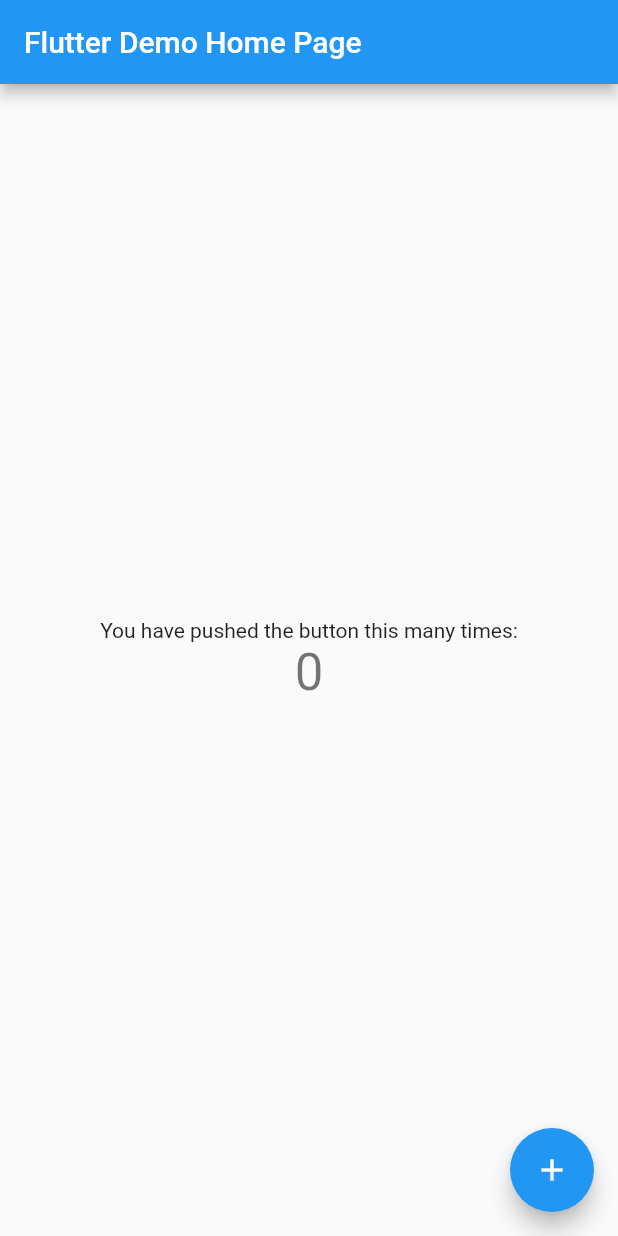
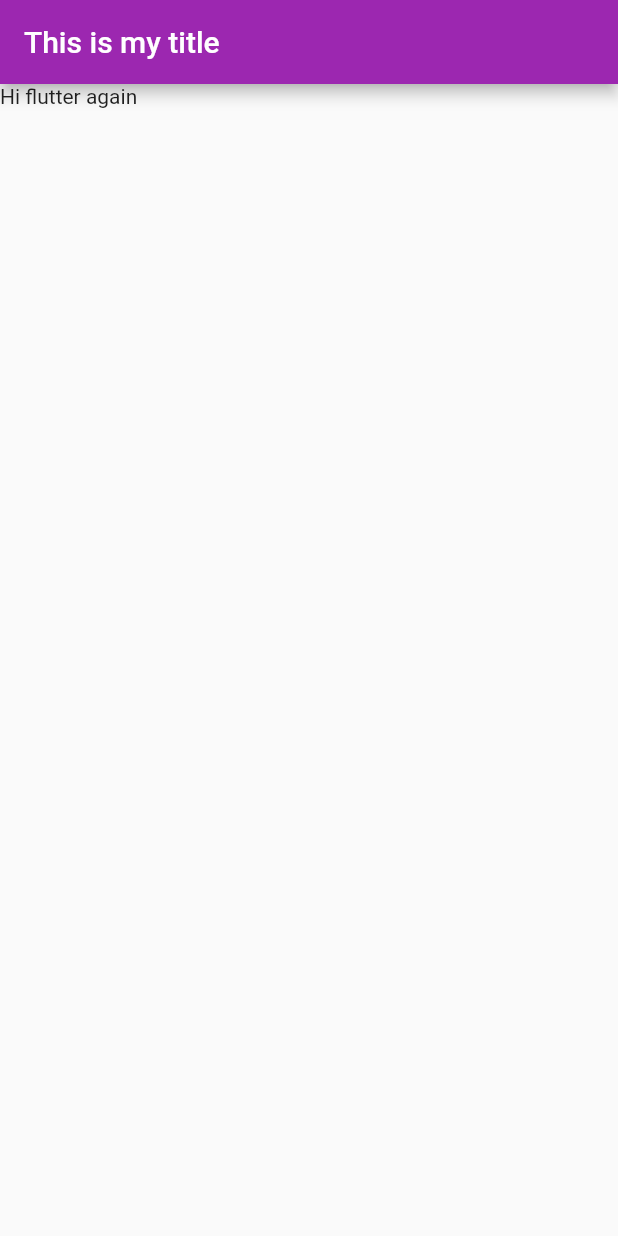
Before and after one commit to abhinavmanocha/awesome_flutterApp, a Flutter app: the screen it shows after launch, on a phone screen of 412 x 824 dp. Run offline on Flutter 3.47's test engine with Material 2 defaults, Android fonts, the phone set to English and light mode, and no system bars.

Commit message:
Created my first stateless widget

```diff
--- a/lib/main.dart
+++ b/lib/main.dart
@@ -1,115 +1,27 @@
 import 'package:flutter/material.dart';
 
 void main() {
-  runApp(const MyApp());
+  runApp(MaterialApp(
+  home: const HomePage(),
+    theme: ThemeData(
+    primarySwatch: Colors.purple,
+  ),
+  ));
 }
 
-class MyApp extends StatelessWidget {
-  const MyApp({Key? key}) : super(key: key);
+//Not supposed to change, this is stateless
+class HomePage extends StatelessWidget {
+  const HomePage({Key? key}) : super(key: key);
 
-  // This widget is the root of your application.
   @override
   Widget build(BuildContext context) {
-    return MaterialApp(
-      title: 'Flutter Demo',
-      theme: ThemeData(
-        // This is the theme of your application.
-        //
-        // Try running your application with "flutter run". You'll see the
-        // application has a blue toolbar. Then, without quitting the app, try
-        // changing the primarySwatch below to Colors.green and then invoke
-        // "hot reload" (press "r" in the console where you ran "flutter run",
-        // or simply save your changes to "hot reload" in a Flutter IDE).
-        // Notice that the counter didn't reset back to zero; the application
-        // is not restarted.
-        primarySwatch: Colors.blue,
-      ),
-      home: const MyHomePage(title: 'Flutter Demo Home Page'),
+    return Scaffold(
+      appBar: AppBar(
+        title: const Text("This is my title"),
+        ),
+        body: Container(
+          child: const Text("Hi flutter again"),
+        ),
     );
   }
 }
-
-class MyHomePage extends StatefulWidget {
-  const MyHomePage({Key? key, required this.title}) : super(key: key);
-
-  // This widget is the home page of your application. It is stateful, meaning
-  // that it has a State object (defined below) that contains fields that affect
-  // how it looks.
-
-  // This class is the configuration for the state. It holds the values (in this
-  // case the title) provided by the parent (in this case the App widget) and
-  // used by the build method of the State. Fields in a Widget subclass are
-  // always marked "final".
-
-  final String title;
-
-  @override
-  State<MyHomePage> createState() => _MyHomePageState();
-}
-
-class _MyHomePageState extends State<MyHomePage> {
-  int _counter = 0;
-
-  void _incrementCounter() {
-    setState(() {
-      // This call to setState tells the Flutter framework that something has
-      // changed in this State, which causes it to rerun the build method below
-      // so that the display can reflect the updated values. If we changed
-      // _counter without calling setState(), then the build method would not be
-      // called again, and so nothing would appear to happen.
-      _counter++;
-    });
-  }
-
-  @override
-  Widget build(BuildContext context) {
-    // This method is rerun every time setState is called, for instance as done
-    // by the _incrementCounter method above.
-    //
-    // The Flutter framework has been optimized to make rerunning build methods
-    // fast, so that you can just rebuild anything that needs updating rather
-    // than having to individually change instances of widgets.
-    return Scaffold(
-      appBar: AppBar(
-        // Here we take the value from the MyHomePage object that was created by
-        // the App.build method, and use it to set our appbar title.
-        title: Text(widget.title),
-      ),
-      body: Center(
-        // Center is a layout widget. It takes a single child and positions it
-        // in the middle of the parent.
-        child: Column(
-          // Column is also a layout widget. It takes a list of children and
-          // arranges them vertically. By default, it sizes itself to fit its
-          // children horizontally, and tries to be as tall as its parent.
-          //
-          // Invoke "debug painting" (press "p" in the console, choose the
-          // "Toggle Debug Paint" action from the Flutter Inspector in Android
-          // Studio, or the "Toggle Debug Paint" command in Visual Studio Code)
-          // to see the wireframe for each widget.
-          //
-          // Column has various properties to control how it sizes itself and
-          // how it positions its children. Here we use mainAxisAlignment to
-          // center the children vertically; the main axis here is the vertical
-          // axis because Columns are vertical (the cross axis would be
-          // horizontal).
-          mainAxisAlignment: MainAxisAlignment.center,
-          children: <Widget>[
-            const Text(
-              'You have pushed the button this many times:',
-            ),
-            Text(
-              '$_counter',
-              style: Theme.of(context).textTheme.headline4,
-            ),
-          ],
-        ),
-      ),
-      floatingActionButton: FloatingActionButton(
-        onPressed: _incrementCounter,
-        tooltip: 'Increment',
-        child: const Icon(Icons.add),
-      ), // This trailing comma makes auto-formatting nicer for build methods.
-    );
-  }
-}
```
Also changed, not shown: 1 other file.
